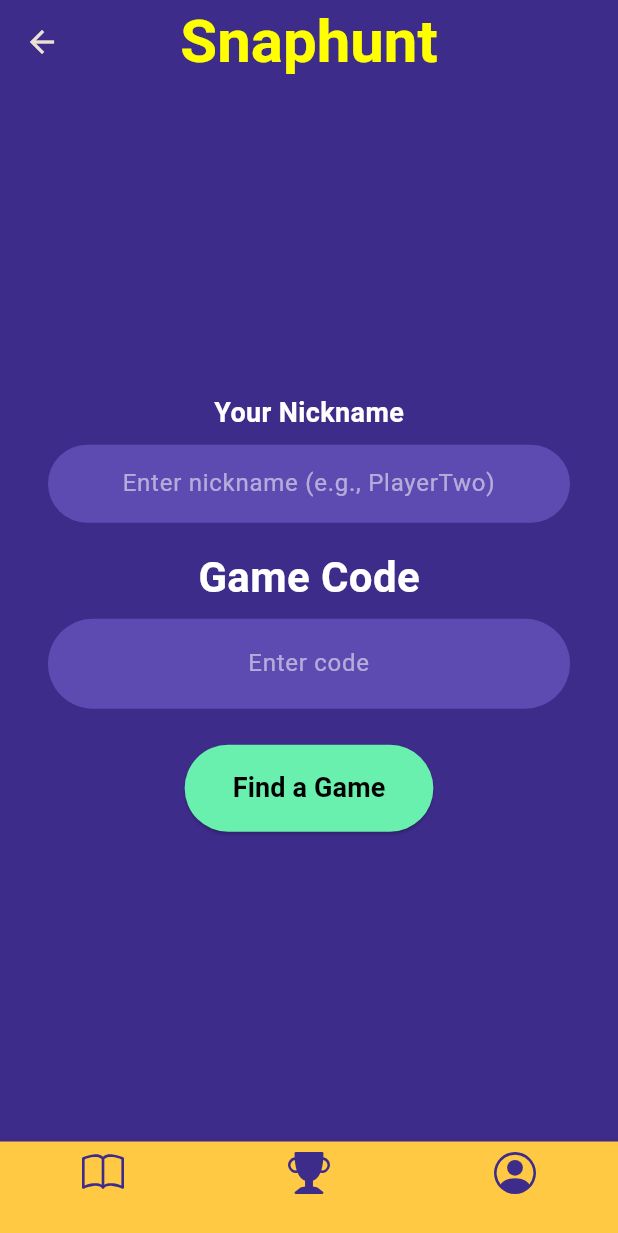
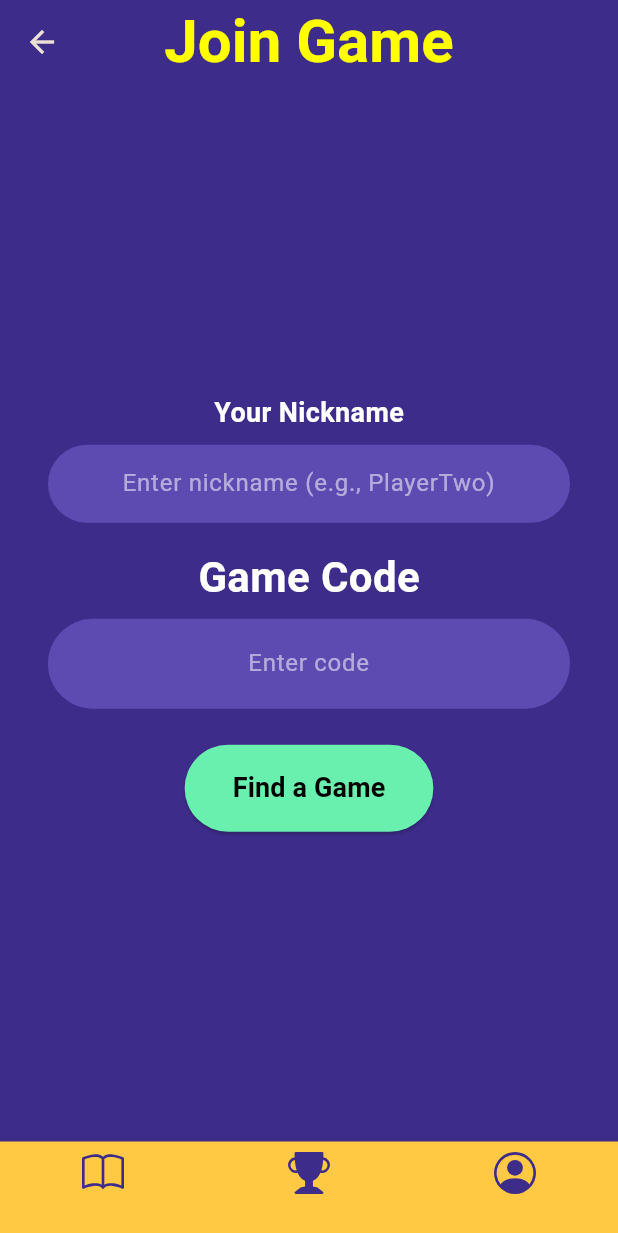
Before and after one commit to D4rkFyre/snaphunt, a Flutter app: the JoinGameScreen screen opened directly, on a phone screen of 412 x 824 dp. Shown: the top 1233 px of the screen. Run offline on Flutter 3.47's test engine with Material 3 defaults, Android fonts, the phone set to English and light mode, and no system bars; our stand-ins replace cloud_firestore, firebase_core, firebase_storage, flutter_svg, image_picker, shared_preferences; accounts and stored records are empty.

Commit message:
Join screen says join game instead of snaphunt

```diff
--- a/lib/screens/find_game_screen.dart
+++ b/lib/screens/find_game_screen.dart
@@ -159,7 +159,7 @@ class _JoinGameScreenState extends State<JoinGameScreen> {
       backgroundColor: const Color(0xFF3E2C8B),
       appBar: AppBar(
         title: const Text(
-          "Snaphunt",
+          "Join Game",
           style: TextStyle(
             color: Colors.yellowAccent,
             fontSize: 40,
```
